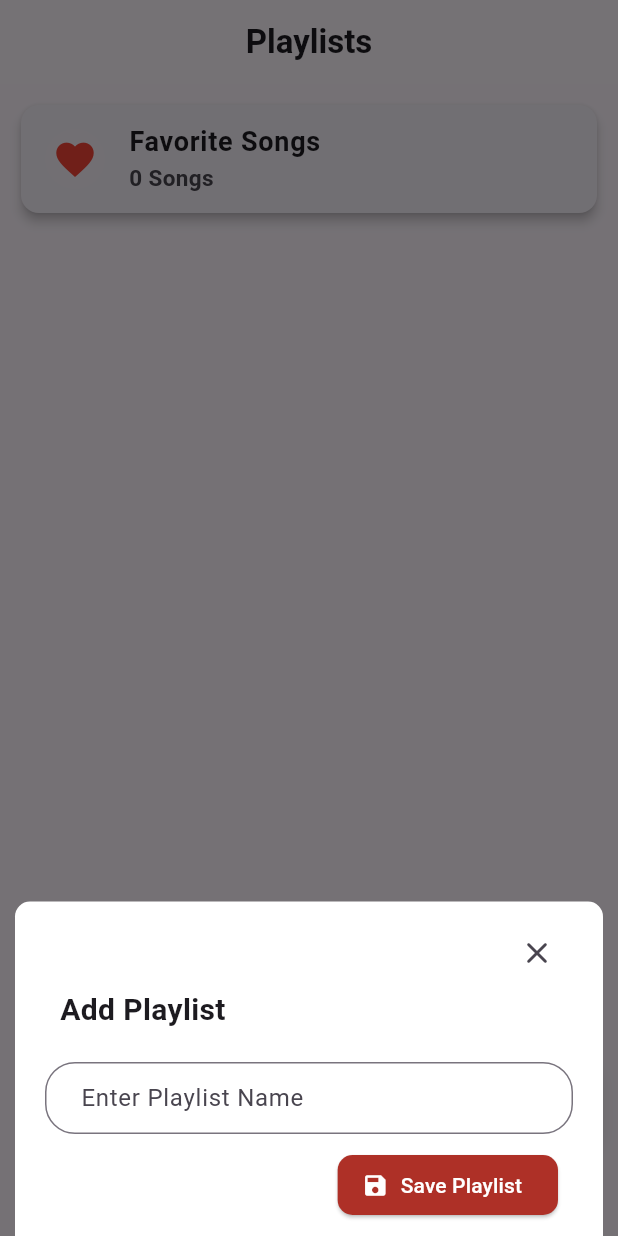
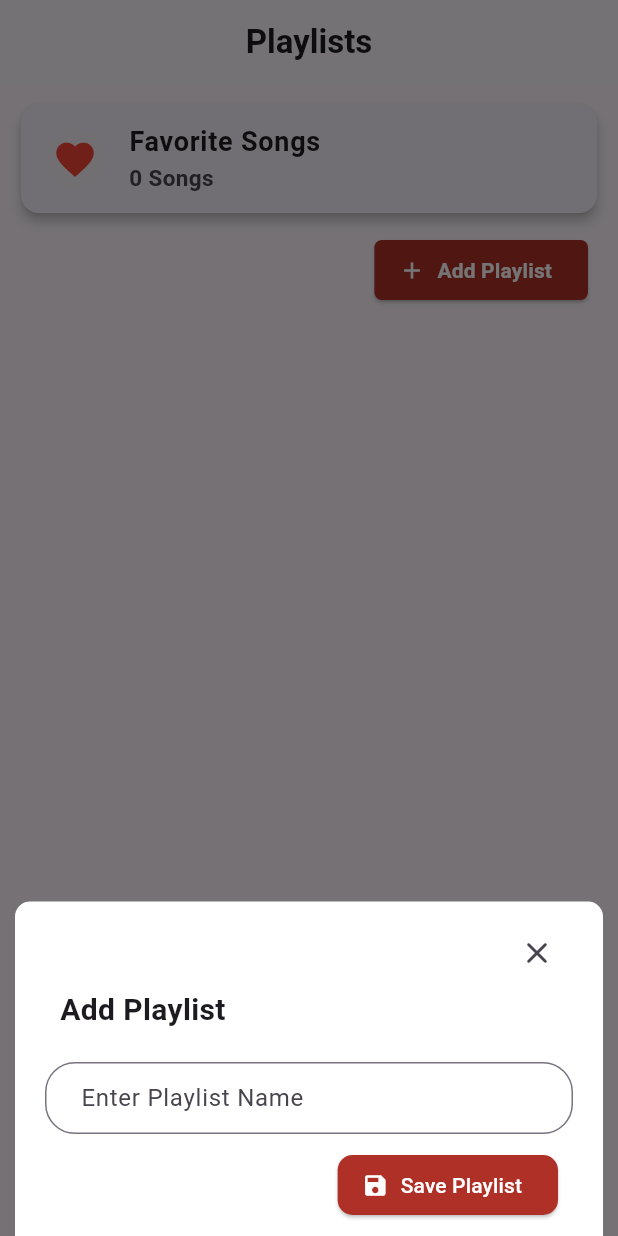
Before and after one commit to Shameerpc5029/Music_wave, a Flutter app: the screen it shows after launch, item 2 of the bottom bar chosen, after a tap on "Add Playlist", on a phone screen of 412 x 824 dp. Run offline on Flutter 3.47's test engine with Material 2 defaults, Android fonts, the light colour scheme and no system bars; drawn by our look-alikes of google_nav_bar; our stand-ins replace carousel_slider, just_audio, just_audio_background, loading_animation_widget, lottie, on_audio_query and 2 more; accounts and stored records are empty.

Commit message:
fix any bug

```diff
--- a/lib/db/functions/db_funtions.dart
+++ b/lib/db/functions/db_funtions.dart
@@ -106,6 +106,7 @@ class FavDb {
         addsong,
       );
     }
+    playListMusicNotifier.notifyListeners();
   }
 
   static Future<void> addPlaylistMusic(
@@ -212,6 +213,7 @@ class FavDb {
     musicListNotifier.notifyListeners();
     return song.isNotEmpty;
   }
+
   //reset App
   static Future<void> resetAll() async {
     await db.delete(
--- a/lib/main.dart
+++ b/lib/main.dart
@@ -24,6 +24,10 @@ class MyApp extends StatelessWidget {
     return MaterialApp(
       theme: ThemeData(
         useMaterial3: true,
+        appBarTheme: const AppBarTheme(
+          color: Colors.white10,
+          centerTitle: true,
+        ),
       ),
       debugShowCheckedModeBanner: false,
       home: const SplashScreen(),
--- a/lib/screens/all_song_screen.dart
+++ b/lib/screens/all_song_screen.dart
@@ -40,12 +40,10 @@ class _AllSongState extends State<AllSong> {
   Widget build(BuildContext context) {
     return Scaffold(
       appBar: AppBar(
-        backgroundColor: Colors.white10,
         title: const Text(
           'All Songs',
           style: TextStyle(fontWeight: FontWeight.bold),
         ),
-        centerTitle: true,
       ),
       body: SafeArea(
         child: SingleChildScrollView(
--- a/lib/screens/library_screen.dart
+++ b/lib/screens/library_screen.dart
@@ -24,7 +24,6 @@ class _LibraryScreenState extends State<LibraryScreen> {
   void initState() {
     super.initState();
     FavDb.getAllPlaylist();
-
     totalcount();
   }
 
@@ -41,42 +40,31 @@ class _LibraryScreenState extends State<LibraryScreen> {
   Widget build(BuildContext context) {
     return Scaffold(
       appBar: AppBar(
-        backgroundColor: Colors.white10,
         title: const Text(
           'Playlists',
           style: TextStyle(
             fontWeight: FontWeight.bold,
           ),
         ),
-        centerTitle: true,
       ),
-      floatingActionButton: FloatingActionButton.extended(
-        backgroundColor: const Color.fromARGB(
-          255,
-          174,
-          48,
-          39,
-        ),
-        onPressed: () {
-          showModalBottomSheet(
-            isScrollControlled: true,
-            backgroundColor: Colors.transparent,
-            context: context,
-            builder: ((context) {
-              return const ShowBottomSheet();
-            }),
-          );
-        },
-        label: const Text(
-          "Add Playlist",
-          style: TextStyle(
-            fontWeight: FontWeight.bold,
-          ),
-        ),
-        icon: const Icon(
-          Icons.playlist_add,
-        ),
-      ),
+      // floatingActionButton: FloatingActionButton.extended(
+      // backgroundColor: const Color.fromARGB(
+      //   255,
+      //   174,
+      //   48,
+      //   39,
+      //   ),
+      //   onPressed: () {},
+      //   label: const Text(
+      //     "Add Playlist",
+      //     style: TextStyle(
+      //       fontWeight: FontWeight.bold,
+      //     ),
+      //   ),
+      //   icon: const Icon(
+      //     Icons.playlist_add,
+      //   ),
+      // ),
       body: SafeArea(
         child: SingleChildScrollView(
           physics: const ScrollPhysics(),
@@ -84,7 +72,7 @@ class _LibraryScreenState extends State<LibraryScreen> {
             10,
           ),
           child: Column(
-            crossAxisAlignment: CrossAxisAlignment.center,
+            // crossAxisAlignment: CrossAxisAlignment.center,
             children: [
               CardTile(
                 //favorate
@@ -102,6 +90,55 @@ class _LibraryScreenState extends State<LibraryScreen> {
                 },
               ),
               const WhiteSpace10(),
+              Padding(
+                padding: const EdgeInsets.only(
+                  right: 10.0,
+                ),
+                child: Row(
+                  mainAxisAlignment: MainAxisAlignment.end,
+                  children: [
+                    ElevatedButton.icon(
+                      style: ButtonStyle(
+                        foregroundColor:
+                            MaterialStateProperty.all(Colors.white),
+                        backgroundColor: MaterialStateProperty.all(
+                          const Color.fromARGB(
+                            255,
+                            174,
+                            48,
+                            39,
+                          ),
+                        ),
+                        shape:
+                            MaterialStateProperty.all<RoundedRectangleBorder>(
+                          RoundedRectangleBorder(
+                            borderRadius: BorderRadius.circular(5.0),
+                          ),
+                        ),
+                      ),
+                      onPressed: () {
+                        showModalBottomSheet(
+                          isScrollControlled: true,
+                          backgroundColor: Colors.transparent,
+                          context: context,
+                          builder: ((context) {
+                            return const ShowBottomSheet();
+                          }),
+                        );
+                      },
+                      icon: const Icon(
+                        Icons.add,
+                      ),
+                      label: const Text(
+                        'Add Playlist',
+                        style: TextStyle(
+                          fontWeight: FontWeight.bold,
+                        ),
+                      ),
+                    )
+                  ],
+                ),
+              ),
               ValueListenableBuilder(
                 valueListenable: FavDb.playListNotifier,
                 builder: (BuildContext context, List<ListModel> playlist,
--- a/lib/screens/player_screen.dart
+++ b/lib/screens/player_screen.dart
@@ -101,7 +101,7 @@ class _PlayerScreenState extends State<PlayerScreen> {
                 begin: Alignment.topCenter,
                 end: Alignment.bottomCenter,
                 colors: [
-                  Colors.white,
+                  Colors.white10,
                   Colors.blue,
                   Colors.black,
                 ],
--- a/lib/screens/search_screen.dart
+++ b/lib/screens/search_screen.dart
@@ -34,7 +34,6 @@ class _SearchScreenState extends State<SearchScreen> {
     return Scaffold(
       appBar: AppBar(
         toolbarHeight: 70,
-        backgroundColor: Colors.white12,
         title: TextFormField(
           onChanged: (value) => search(
             value,
--- a/lib/screens/settings_screen.dart
+++ b/lib/screens/settings_screen.dart
@@ -7,6 +7,7 @@ import 'package:music_wave/screens/teams_screen.dart';
 import 'package:music_wave/widgets/card.dart';
 import 'package:music_wave/widgets/music_file.dart';
 import 'package:music_wave/widgets/remove_alert.dart';
+
 class SettingsScreen extends StatelessWidget {
   const SettingsScreen({Key? key}) : super(key: key);
 
@@ -14,12 +15,10 @@ class SettingsScreen extends StatelessWidget {
   Widget build(BuildContext context) {
     return Scaffold(
       appBar: AppBar(
-        backgroundColor: Colors.white10,
         title: const Text(
           'Settings',
           style: TextStyle(fontWeight: FontWeight.bold),
         ),
-        centerTitle: true,
       ),
       body: SafeArea(
         child: Container(
```
Also changed, not shown: lib/screens/playlist_screen.dart (+15 -10 lines), lib/widgets/remove_alert.dart (+25 -3 lines).
